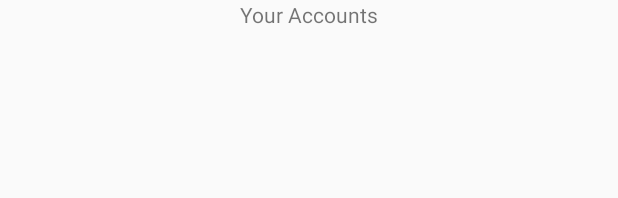
After one commit to BogdanSicu/Android-Project, an Android app: the layout fragment_accounts.xml on its own in the app's theme, with its tools: preview values and no code run, on a phone screen of 412 x 824 dp. The commit adds this screen. Shown: the top 198 px of the screen. Run offline under Robolectric (Android 15) with nearby library versions, the phone set to English and light mode, and no system bars.

Commit message:
Fragment v1 -> aleluia, am luat muia

```diff
--- a/ProiectTocilarii_Betivani/app/src/main/res/layout/app_bar_main.xml
+++ b/ProiectTocilarii_Betivani/app/src/main/res/layout/app_bar_main.xml
@@ -22,4 +22,5 @@
 
     <include layout="@layout/content_main" />
 
+
 </androidx.coordinatorlayout.widget.CoordinatorLayout>
--- a/ProiectTocilarii_Betivani/app/src/main/res/layout/content_main.xml
+++ b/ProiectTocilarii_Betivani/app/src/main/res/layout/content_main.xml
@@ -8,6 +8,8 @@
         android:layout_height="match_parent"
         app:layout_constraintEnd_toEndOf="parent"
         app:layout_constraintStart_toStartOf="parent"
-        app:layout_constraintTop_toTopOf="parent" />
+        app:layout_constraintTop_toTopOf="parent" >
+
+    </FrameLayout>
 
 </androidx.constraintlayout.widget.ConstraintLayout>
--- /dev/null
+++ b/ProiectTocilarii_Betivani/app/src/main/res/layout/fragment_accounts.xml
@@ -0,0 +1,31 @@
+<?xml version="1.0" encoding="utf-8"?>
+<androidx.constraintlayout.widget.ConstraintLayout xmlns:android="http://schemas.android.com/apk/res/android"
+    xmlns:tools="http://schemas.android.com/tools"
+    android:layout_width="match_parent"
+    android:layout_height="match_parent"
+    xmlns:app="http://schemas.android.com/apk/res-auto"
+    tools:context=".FragmentAccounts"
+    android:id="@+id/accounts_fragment_layout">
+
+
+    <TextView
+        android:id="@+id/accounts_textview"
+        android:text="@string/your_accounts"
+        app:layout_constraintEnd_toEndOf="parent"
+        app:layout_constraintStart_toStartOf="parent"
+        app:layout_constraintTop_toTopOf="parent"
+        android:textAlignment="center"
+        android:layout_height="wrap_content"
+        android:layout_width="match_parent" />
+
+    <ListView
+        android:id="@+id/accounts_fragment_listview"
+        android:layout_width="match_parent"
+        android:layout_height="wrap_content"
+        tools:layout_editor_absoluteX="19dp"
+        tools:layout_editor_absoluteY="142dp"
+        app:layout_constraintTop_toBottomOf="@id/accounts_textview"
+        app:layout_constraintStart_toStartOf="parent"
+        app:layout_constraintEnd_toEndOf="parent"/>
+
+</androidx.constraintlayout.widget.ConstraintLayout>
--- a/ProiectTocilarii_Betivani/app/src/main/res/values/strings.xml
+++ b/ProiectTocilarii_Betivani/app/src/main/res/values/strings.xml
@@ -19,4 +19,7 @@
     <string name="lv_row_date">Date</string>
     <string name="lv_row_balance">Balance</string>
     <string name="lv_row_bankName">Bank name</string>
+    <!-- TODO: Remove or change this placeholder text -->
+    <string name="hello_blank_fragment">Hello blank fragment</string>
+    <string name="your_accounts">Your Accounts</string>
 </resources>
```
Also changed, not shown: ProiectTocilarii_Betivani/app/src/main/java/com/example/proiect_tocilarii_betivani/FragmentAccounts.java (added, +26 -0 lines), ProiectTocilarii_Betivani/app/src/main/java/com/example/proiect_tocilarii_betivani/MainActivity.java (+55 -7 lines).
